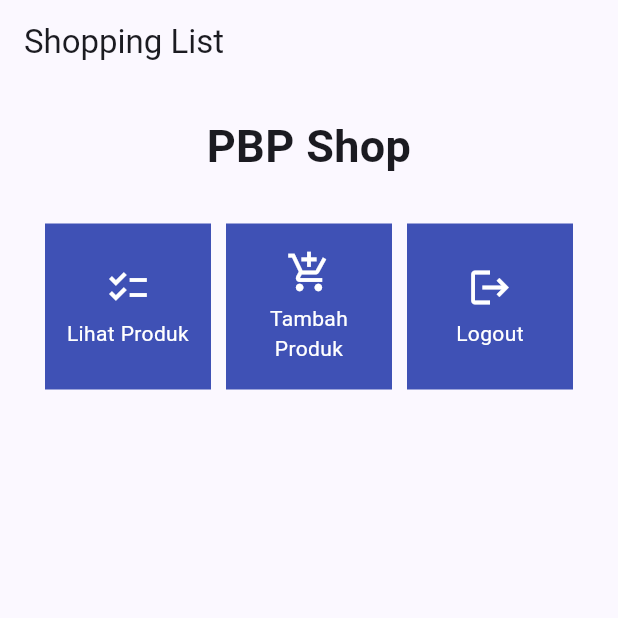
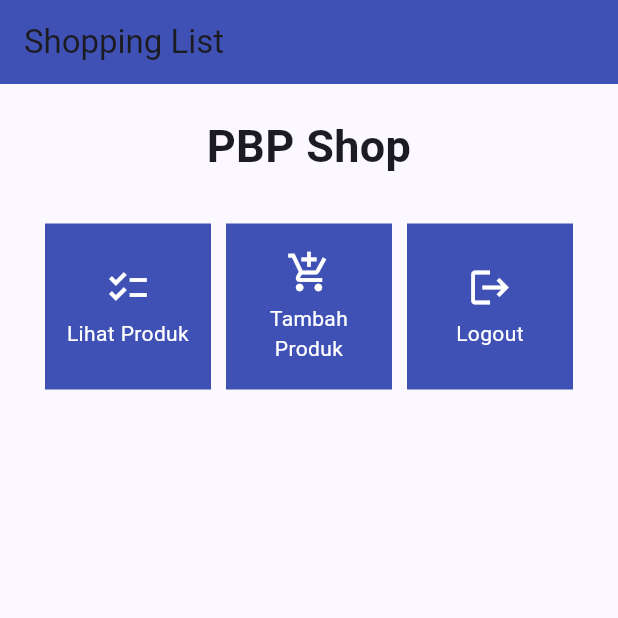
Before and after one commit to auliarizqiqi/shopping-list-mobile, a Flutter app: the screen it shows after launch, on a phone screen of 412 x 824 dp, the top half of it. Run offline on Flutter 3.47's test engine with Material 2 defaults, Android fonts, the phone set to English and light mode, and no system bars.

Commit message:
tutorial 6 selesai

```diff
--- a/lib/main.dart
+++ b/lib/main.dart
@@ -29,6 +29,7 @@ class MyApp extends StatelessWidget {
         //
         // This works for code too, not just values: Most code changes can be
         // tested with just a hot reload.
+        appBarTheme: AppBarTheme(backgroundColor: Colors.indigo),
         colorScheme: ColorScheme.fromSeed(seedColor: Colors.indigo),
         useMaterial3: true,
       ),
```
